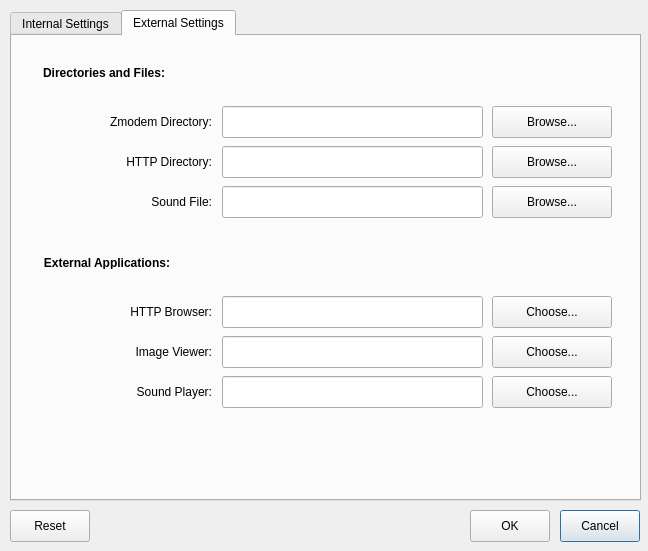
qterm/qterm, file src/ui/prefdialog.ui: the form before one commit.
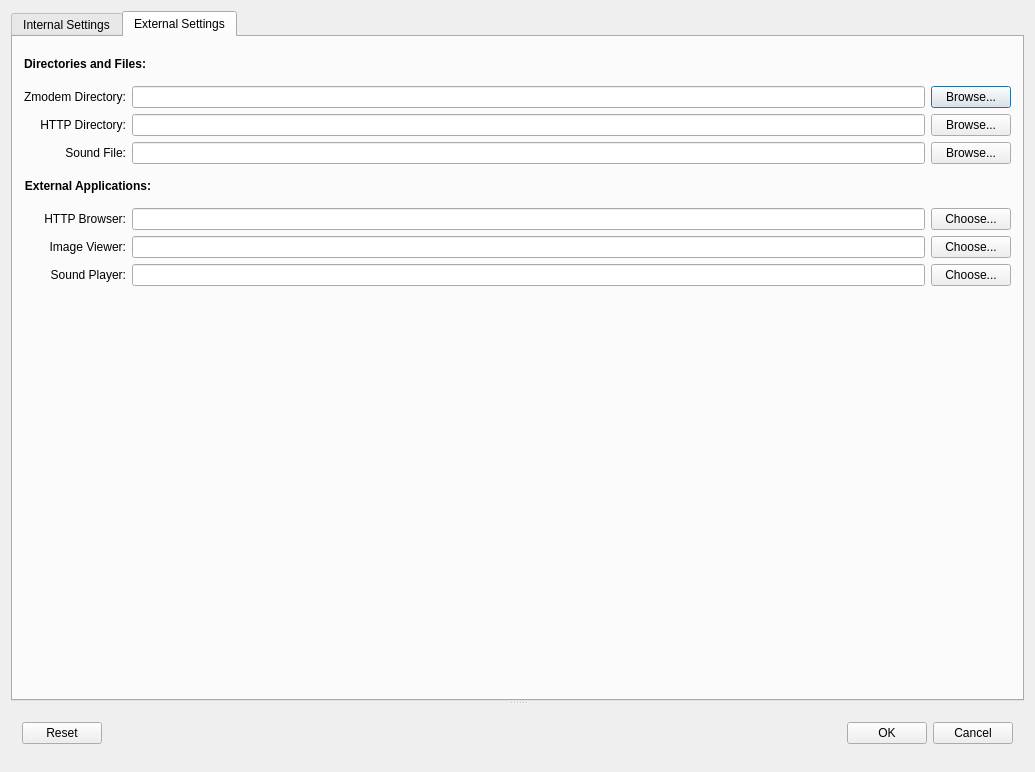
The form after the commit. The open tabs and pages were chosen to show the change.

```diff
--- a/src/ui/prefdialog.ui
+++ b/src/ui/prefdialog.ui
@@ -6,66 +6,26 @@
    <rect>
     <x>0</x>
     <y>0</y>
-    <width>648</width>
-    <height>551</height>
+    <width>1035</width>
+    <height>772</height>
    </rect>
   </property>
   <property name="sizePolicy">
-   <sizepolicy hsizetype="Fixed" vsizetype="Fixed">
+   <sizepolicy hsizetype="Preferred" vsizetype="Preferred">
     <horstretch>0</horstretch>
     <verstretch>0</verstretch>
    </sizepolicy>
   </property>
-  <property name="minimumSize">
-   <size>
-    <width>648</width>
-    <height>551</height>
-   </size>
-  </property>
-  <property name="maximumSize">
-   <size>
-    <width>648</width>
-    <height>551</height>
-   </size>
-  </property>
   <property name="windowTitle">
    <string>Preference</string>
   </property>
-  <widget class="QPushButton" name="cancelPushButton">
-   <property name="geometry">
-    <rect>
-     <x>560</x>
-     <y>510</y>
-     <width>80</width>
-     <height>32</height>
-    </rect>
-   </property>
-   <property name="text">
-    <string>Cancel</string>
-   </property>
-  </widget>
-  <widget class="QPushButton" name="okPushButton">
-   <property name="geometry">
-    <rect>
-     <x>470</x>
-     <y>510</y>
-     <width>80</width>
-     <height>32</height>
-    </rect>
-   </property>
-   <property name="text">
-    <string>OK</string>
-   </property>
-  </widget>
+  <layout class="QVBoxLayout" name="verticalLayout">
+   <item>
+    <widget class="QSplitter" name="splitter">
+     <property name="orientation">
+      <enum>Qt::Vertical</enum>
+     </property>
   <widget class="QTabWidget" name="tabWidget">
-   <property name="geometry">
-    <rect>
-     <x>10</x>
-     <y>10</y>
-     <width>631</width>
-     <height>491</height>
-    </rect>
-   </property>
    <property name="sizePolicy">
     <sizepolicy hsizetype="Fixed" vsizetype="Fixed">
      <horstretch>0</horstretch>
@@ -79,122 +39,44 @@
     <attribute name="title">
      <string>Internal Settings</string>
     </attribute>
-    <widget class="QCheckBox" name="wheelCheckBox">
-     <property name="geometry">
-      <rect>
-       <x>190</x>
-       <y>150</y>
-       <width>411</width>
-       <height>32</height>
-      </rect>
+       <layout class="QVBoxLayout" name="verticalLayout_2">
+        <item>
+         <layout class="QGridLayout" name="gridLayout">
+          <item row="0" column="0" colspan="2">
+           <layout class="QHBoxLayout" name="horizontalLayout_3">
+            <item>
+             <widget class="QLabel" name="boldLabel_3">
+              <property name="font">
+               <font>
+                <weight>75</weight>
+                <bold>true</bold>
+               </font>
      </property>
      <property name="text">
-      <string>Alternative Mouse Wheel Control</string>
-     </property>
-    </widget>
-    <widget class="QCheckBox" name="aacheckBox">
-     <property name="geometry">
-      <rect>
-       <x>190</x>
-       <y>310</y>
-       <width>411</width>
-       <height>32</height>
-      </rect>
-     </property>
-     <property name="text">
-      <string>Anti-Aliasing</string>
-     </property>
-    </widget>
-    <widget class="QCheckBox" name="warnCheckBox">
-     <property name="geometry">
-      <rect>
-       <x>190</x>
-       <y>270</y>
-       <width>411</width>
-       <height>32</height>
-      </rect>
-     </property>
-     <property name="text">
-      <string>Warn When Exit Connected</string>
-     </property>
-    </widget>
-    <widget class="QCheckBox" name="trayCheckBox">
-     <property name="geometry">
-      <rect>
-       <x>190</x>
-       <y>350</y>
-       <width>411</width>
-       <height>32</height>
-      </rect>
-     </property>
-     <property name="text">
-      <string>Show System Tray Icon</string>
-     </property>
-    </widget>
-    <widget class="QLabel" name="TextLabel1_2">
-     <property name="geometry">
-      <rect>
-       <x>20</x>
-       <y>110</y>
-       <width>160</width>
-       <height>32</height>
-      </rect>
-     </property>
-     <property name="text">
-      <string>Paste Word-Wrap at:</string>
+               <string>Miscellaneous Options:</string>
      </property>
      <property name="alignment">
       <set>Qt::AlignRight|Qt::AlignTrailing|Qt::AlignVCenter</set>
      </property>
     </widget>
-    <widget class="QCheckBox" name="blinkCheckBox">
-     <property name="geometry">
-      <rect>
-       <x>190</x>
-       <y>230</y>
-       <width>411</width>
-       <height>32</height>
-      </rect>
-     </property>
-     <property name="text">
-      <string>Blink Tab When Receive Message</string>
-     </property>
-    </widget>
-    <widget class="QCheckBox" name="clearCheckBox">
-     <property name="geometry">
-      <rect>
-       <x>190</x>
-       <y>390</y>
-       <width>411</width>
+            </item>
+            <item>
+             <spacer name="horizontalSpacer_9">
+              <property name="orientation">
+               <enum>Qt::Horizontal</enum>
+              </property>
+              <property name="sizeHint" stdset="0">
+               <size>
+                <width>368</width>
        <height>32</height>
-      </rect>
-     </property>
-     <property name="text">
-      <string>Clear ZModem and HTTP directory When Exit</string>
-     </property>
-    </widget>
-    <widget class="QCheckBox" name="urlCheckBox">
-     <property name="geometry">
-      <rect>
-       <x>190</x>
-       <y>190</y>
-       <width>411</width>
-       <height>32</height>
-      </rect>
-     </property>
-     <property name="text">
-      <string>Detect URL When Mouse Move</string>
-     </property>
-    </widget>
+               </size>
+              </property>
+             </spacer>
+            </item>
+           </layout>
+          </item>
+          <item row="1" column="0">
     <widget class="QLabel" name="TextLabel1">
-     <property name="geometry">
-      <rect>
-       <x>20</x>
-       <y>70</y>
-       <width>160</width>
-       <height>32</height>
-      </rect>
-     </property>
      <property name="text">
       <string>Input Conversion:</string>
      </property>
@@ -205,14 +87,14 @@
       <cstring>ximComboBox</cstring>
      </property>
     </widget>
+          </item>
+          <item row="1" column="1">
     <widget class="QComboBox" name="ximComboBox">
-     <property name="geometry">
-      <rect>
-       <x>190</x>
-       <y>70</y>
-       <width>411</width>
-       <height>32</height>
-      </rect>
+            <property name="sizePolicy">
+             <sizepolicy hsizetype="Expanding" vsizetype="Fixed">
+              <horstretch>0</horstretch>
+              <verstretch>0</verstretch>
+             </sizepolicy>
      </property>
      <item>
       <property name="text">
@@ -230,332 +112,135 @@
       </property>
      </item>
     </widget>
-    <widget class="QWidget" name="layoutWidget_2">
-     <property name="geometry">
-      <rect>
-       <x>20</x>
-       <y>20</y>
-       <width>581</width>
-       <height>34</height>
-      </rect>
-     </property>
-     <layout class="QHBoxLayout" name="horizontalLayout_3">
-      <item>
-       <widget class="QLabel" name="boldLabel_3">
-        <property name="font">
-         <font>
-          <weight>75</weight>
-          <bold>true</bold>
-         </font>
-        </property>
+          </item>
+          <item row="2" column="0">
+           <widget class="QLabel" name="TextLabel1_2">
         <property name="text">
-         <string>Miscellaneous Options:</string>
+             <string>Paste Word-Wrap at:</string>
         </property>
         <property name="alignment">
          <set>Qt::AlignRight|Qt::AlignTrailing|Qt::AlignVCenter</set>
         </property>
        </widget>
       </item>
-      <item>
-       <spacer name="horizontalSpacer_9">
-        <property name="orientation">
-         <enum>Qt::Horizontal</enum>
-        </property>
-        <property name="sizeHint" stdset="0">
-         <size>
-          <width>368</width>
-          <height>32</height>
-         </size>
-        </property>
-       </spacer>
-      </item>
-     </layout>
-    </widget>
+          <item row="2" column="1">
     <widget class="QSpinBox" name="wordSpinBox">
-     <property name="geometry">
-      <rect>
-       <x>190</x>
-       <y>110</y>
-       <width>411</width>
-       <height>32</height>
-      </rect>
-     </property>
-    </widget>
+            <property name="sizePolicy">
+             <sizepolicy hsizetype="Minimum" vsizetype="Fixed">
+              <horstretch>0</horstretch>
+              <verstretch>0</verstretch>
+             </sizepolicy>
+            </property>
+           </widget>
+          </item>
+          <item row="4" column="1">
+           <widget class="QCheckBox" name="wheelCheckBox">
+            <property name="text">
+             <string>Alternative Mouse Wheel Control</string>
+            </property>
+           </widget>
+          </item>
+          <item row="5" column="1">
+           <widget class="QCheckBox" name="urlCheckBox">
+            <property name="text">
+             <string>Detect URL When Mouse Move</string>
+            </property>
+           </widget>
+          </item>
+          <item row="6" column="1">
+           <widget class="QCheckBox" name="blinkCheckBox">
+            <property name="text">
+             <string>Blink Tab When Receive Message</string>
+            </property>
+           </widget>
+          </item>
+          <item row="7" column="1">
+           <widget class="QCheckBox" name="warnCheckBox">
+            <property name="text">
+             <string>Warn When Exit Connected</string>
+            </property>
+           </widget>
+          </item>
+          <item row="8" column="1">
+           <widget class="QCheckBox" name="aacheckBox">
+            <property name="text">
+             <string>Anti-Aliasing</string>
+            </property>
+           </widget>
+          </item>
+          <item row="9" column="1">
+           <widget class="QCheckBox" name="trayCheckBox">
+            <property name="text">
+             <string>Show System Tray Icon</string>
+            </property>
+           </widget>
+          </item>
+          <item row="10" column="1">
+           <widget class="QCheckBox" name="clearCheckBox">
+            <property name="text">
+             <string>Clear ZModem and HTTP directory When Exit</string>
+            </property>
+           </widget>
+          </item>
+          <item row="3" column="0">
+           <widget class="QLabel" name="label">
+            <property name="text">
+             <string>Cursor Size:</string>
+            </property>
+            <property name="alignment">
+             <set>Qt::AlignRight|Qt::AlignTrailing|Qt::AlignVCenter</set>
+            </property>
+           </widget>
+          </item>
+          <item row="3" column="1">
+           <widget class="QComboBox" name="cursorComboBox">
+            <item>
+             <property name="text">
+              <string>16</string>
+             </property>
+            </item>
+            <item>
+             <property name="text">
+              <string>32</string>
+             </property>
+            </item>
+            <item>
+             <property name="text">
+              <string>48</string>
+             </property>
+            </item>
+            <item>
+             <property name="text">
+              <string>64</string>
+             </property>
+            </item>
+           </widget>
+          </item>
+         </layout>
+        </item>
+        <item>
+         <spacer name="verticalSpacer">
+          <property name="orientation">
+           <enum>Qt::Vertical</enum>
+          </property>
+          <property name="sizeHint" stdset="0">
+           <size>
+            <width>20</width>
+            <height>195</height>
+           </size>
+          </property>
+         </spacer>
+        </item>
+       </layout>
    </widget>
    <widget class="QWidget" name="tab">
     <attribute name="title">
      <string>External Settings</string>
     </attribute>
-    <widget class="QLineEdit" name="httpLineEdit">
-     <property name="geometry">
-      <rect>
-       <x>210</x>
-       <y>260</y>
-       <width>261</width>
-       <height>32</height>
-      </rect>
-     </property>
-    </widget>
-    <widget class="QLabel" name="textLabel1_2">
-     <property name="geometry">
-      <rect>
-       <x>40</x>
-       <y>300</y>
-       <width>160</width>
-       <height>32</height>
-      </rect>
-     </property>
-     <property name="text">
-      <string>Image Viewer:</string>
-     </property>
-     <property name="alignment">
-      <set>Qt::AlignRight|Qt::AlignTrailing|Qt::AlignVCenter</set>
-     </property>
-     <property name="buddy">
-      <cstring>imageLineEdit</cstring>
-     </property>
-    </widget>
-    <widget class="QPushButton" name="choosehttpPushButton">
-     <property name="geometry">
-      <rect>
-       <x>480</x>
-       <y>260</y>
-       <width>120</width>
-       <height>32</height>
-      </rect>
-     </property>
-     <property name="text">
-      <string>Choose...</string>
-     </property>
-    </widget>
-    <widget class="QLabel" name="TextLabel3">
-     <property name="geometry">
-      <rect>
-       <x>40</x>
-       <y>260</y>
-       <width>160</width>
-       <height>32</height>
-      </rect>
-     </property>
-     <property name="text">
-      <string>HTTP Browser:</string>
-     </property>
-     <property name="alignment">
-      <set>Qt::AlignRight|Qt::AlignTrailing|Qt::AlignVCenter</set>
-     </property>
-     <property name="buddy">
-      <cstring>httpLineEdit</cstring>
-     </property>
-    </widget>
-    <widget class="QLineEdit" name="imageLineEdit">
-     <property name="geometry">
-      <rect>
-       <x>210</x>
-       <y>300</y>
-       <width>261</width>
-       <height>32</height>
-      </rect>
-     </property>
-    </widget>
-    <widget class="QPushButton" name="imagePushButton">
-     <property name="geometry">
-      <rect>
-       <x>480</x>
-       <y>300</y>
-       <width>120</width>
-       <height>32</height>
-      </rect>
-     </property>
-     <property name="text">
-      <string>Choose...</string>
-     </property>
-    </widget>
-    <widget class="QPushButton" name="selectsoundPushButton">
-     <property name="geometry">
-      <rect>
-       <x>480</x>
-       <y>150</y>
-       <width>120</width>
-       <height>32</height>
-      </rect>
-     </property>
-     <property name="text">
-      <string>Browse...</string>
-     </property>
-    </widget>
-    <widget class="QLabel" name="textLabel1_4">
-     <property name="geometry">
-      <rect>
-       <x>40</x>
-       <y>340</y>
-       <width>160</width>
-       <height>32</height>
-      </rect>
-     </property>
-     <property name="text">
-      <string>Sound Player:</string>
-     </property>
-     <property name="alignment">
-      <set>Qt::AlignRight|Qt::AlignTrailing|Qt::AlignVCenter</set>
-     </property>
-     <property name="buddy">
-      <cstring>playerLineEdit</cstring>
-     </property>
-    </widget>
-    <widget class="QWidget" name="layoutWidget">
-     <property name="geometry">
-      <rect>
-       <x>20</x>
-       <y>210</y>
-       <width>581</width>
-       <height>34</height>
-      </rect>
-     </property>
-     <layout class="QHBoxLayout" name="horizontalLayout">
+       <layout class="QVBoxLayout" name="verticalLayout_3">
       <item>
-       <widget class="QLabel" name="boldLabel_1">
-        <property name="font">
-         <font>
-          <weight>75</weight>
-          <bold>true</bold>
-         </font>
-        </property>
-        <property name="text">
-         <string>External Applications:</string>
-        </property>
-        <property name="alignment">
-         <set>Qt::AlignRight|Qt::AlignTrailing|Qt::AlignVCenter</set>
-        </property>
-       </widget>
-      </item>
-      <item>
-       <spacer name="horizontalSpacer_7">
-        <property name="orientation">
-         <enum>Qt::Horizontal</enum>
-        </property>
-        <property name="sizeHint" stdset="0">
-         <size>
-          <width>368</width>
-          <height>32</height>
-         </size>
-        </property>
-       </spacer>
-      </item>
-     </layout>
-    </widget>
-    <widget class="QLineEdit" name="playerLineEdit">
-     <property name="geometry">
-      <rect>
-       <x>210</x>
-       <y>340</y>
-       <width>261</width>
-       <height>32</height>
-      </rect>
-     </property>
-    </widget>
-    <widget class="QLineEdit" name="poolLineEdit">
-     <property name="geometry">
-      <rect>
-       <x>210</x>
-       <y>110</y>
-       <width>261</width>
-       <height>32</height>
-      </rect>
-     </property>
-    </widget>
-    <widget class="QPushButton" name="poolPushButton">
-     <property name="geometry">
-      <rect>
-       <x>480</x>
-       <y>110</y>
-       <width>120</width>
-       <height>32</height>
-      </rect>
-     </property>
-     <property name="text">
-      <string>Browse...</string>
-     </property>
-    </widget>
-    <widget class="QLabel" name="textLabel1_3">
-     <property name="geometry">
-      <rect>
-       <x>40</x>
-       <y>110</y>
-       <width>160</width>
-       <height>32</height>
-      </rect>
-     </property>
-     <property name="text">
-      <string>HTTP Directory:</string>
-     </property>
-     <property name="alignment">
-      <set>Qt::AlignRight|Qt::AlignTrailing|Qt::AlignVCenter</set>
-     </property>
-     <property name="buddy">
-      <cstring>poolLineEdit</cstring>
-     </property>
-    </widget>
-    <widget class="QLineEdit" name="zmodemLineEdit">
-     <property name="geometry">
-      <rect>
-       <x>210</x>
-       <y>70</y>
-       <width>261</width>
-       <height>32</height>
-      </rect>
-     </property>
-    </widget>
-    <widget class="QPushButton" name="selectPlayerPushButton">
-     <property name="geometry">
-      <rect>
-       <x>480</x>
-       <y>340</y>
-       <width>120</width>
-       <height>32</height>
-      </rect>
-     </property>
-     <property name="text">
-      <string>Choose...</string>
-     </property>
-    </widget>
-    <widget class="QLabel" name="textLabel1">
-     <property name="geometry">
-      <rect>
-       <x>40</x>
-       <y>70</y>
-       <width>160</width>
-       <height>32</height>
-      </rect>
-     </property>
-     <property name="text">
-      <string>Zmodem Directory:</string>
-     </property>
-     <property name="alignment">
-      <set>Qt::AlignRight|Qt::AlignTrailing|Qt::AlignVCenter</set>
-     </property>
-     <property name="buddy">
-      <cstring>zmodemLineEdit</cstring>
-     </property>
-    </widget>
-    <widget class="QLineEdit" name="wavefileLineEdit">
-     <property name="geometry">
-      <rect>
-       <x>210</x>
-       <y>150</y>
-       <width>261</width>
-       <height>32</height>
-      </rect>
-     </property>
-    </widget>
-    <widget class="QWidget" name="layoutWidget_3">
-     <property name="geometry">
-      <rect>
-       <x>20</x>
-       <y>20</y>
-       <width>581</width>
-       <height>34</height>
-      </rect>
-     </property>
+         <layout class="QGridLayout" name="gridLayout_2">
+          <item row="0" column="0" colspan="3">
      <layout class="QHBoxLayout" name="horizontalLayout_2">
       <item>
        <widget class="QLabel" name="boldLabel_2">
@@ -587,29 +272,55 @@
        </spacer>
       </item>
      </layout>
-    </widget>
+          </item>
+          <item row="1" column="0">
+           <widget class="QLabel" name="textLabel1">
+            <property name="text">
+             <string>Zmodem Directory:</string>
+            </property>
+            <property name="alignment">
+             <set>Qt::AlignRight|Qt::AlignTrailing|Qt::AlignVCenter</set>
+            </property>
+            <property name="buddy">
+             <cstring>zmodemLineEdit</cstring>
+            </property>
+           </widget>
+          </item>
+          <item row="1" column="1">
+           <widget class="QLineEdit" name="zmodemLineEdit"/>
+          </item>
+          <item row="1" column="2">
     <widget class="QPushButton" name="browsePushButton">
-     <property name="geometry">
-      <rect>
-       <x>480</x>
-       <y>70</y>
-       <width>120</width>
-       <height>32</height>
-      </rect>
-     </property>
+            <property name="text">
+             <string>Browse...</string>
+            </property>
+           </widget>
+          </item>
+          <item row="2" column="0">
+           <widget class="QLabel" name="textLabel1_3">
      <property name="text">
+             <string>HTTP Directory:</string>
+            </property>
+            <property name="alignment">
+             <set>Qt::AlignRight|Qt::AlignTrailing|Qt::AlignVCenter</set>
+            </property>
+            <property name="buddy">
+             <cstring>poolLineEdit</cstring>
+            </property>
+           </widget>
+          </item>
+          <item row="2" column="1">
+           <widget class="QLineEdit" name="poolLineEdit"/>
+          </item>
+          <item row="2" column="2">
+           <widget class="QPushButton" name="poolPushButton">
+            <property name="text">
       <string>Browse...</string>
      </property>
     </widget>
+          </item>
+          <item row="3" column="0">
     <widget class="QLabel" name="textLabel1_5">
-     <property name="geometry">
-      <rect>
-       <x>40</x>
-       <y>150</y>
-       <width>160</width>
-       <height>32</height>
-      </rect>
-     </property>
      <property name="text">
       <string>Sound File:</string>
      </property>
@@ -620,21 +331,178 @@
       <cstring>wavefileLineEdit</cstring>
      </property>
     </widget>
-   </widget>
-  </widget>
+          </item>
+          <item row="3" column="1">
+           <widget class="QLineEdit" name="wavefileLineEdit"/>
+          </item>
+          <item row="3" column="2">
+           <widget class="QPushButton" name="selectsoundPushButton">
+            <property name="text">
+             <string>Browse...</string>
+            </property>
+           </widget>
+          </item>
+          <item row="4" column="0" colspan="3">
+           <layout class="QHBoxLayout" name="horizontalLayout">
+            <item>
+             <widget class="QLabel" name="boldLabel_1">
+              <property name="font">
+               <font>
+                <weight>75</weight>
+                <bold>true</bold>
+               </font>
+              </property>
+              <property name="text">
+               <string>External Applications:</string>
+              </property>
+              <property name="alignment">
+               <set>Qt::AlignRight|Qt::AlignTrailing|Qt::AlignVCenter</set>
+              </property>
+             </widget>
+            </item>
+            <item>
+             <spacer name="horizontalSpacer_7">
+              <property name="orientation">
+               <enum>Qt::Horizontal</enum>
+              </property>
+              <property name="sizeHint" stdset="0">
+               <size>
+                <width>368</width>
+                <height>32</height>
+               </size>
+              </property>
+             </spacer>
+            </item>
+           </layout>
+          </item>
+          <item row="5" column="0">
+           <widget class="QLabel" name="TextLabel3">
+            <property name="text">
+             <string>HTTP Browser:</string>
+            </property>
+            <property name="alignment">
+             <set>Qt::AlignRight|Qt::AlignTrailing|Qt::AlignVCenter</set>
+            </property>
+            <property name="buddy">
+             <cstring>httpLineEdit</cstring>
+            </property>
+           </widget>
+          </item>
+          <item row="5" column="1">
+           <widget class="QLineEdit" name="httpLineEdit"/>
+          </item>
+          <item row="5" column="2">
+           <widget class="QPushButton" name="choosehttpPushButton">
+            <property name="text">
+             <string>Choose...</string>
+            </property>
+           </widget>
+          </item>
+          <item row="6" column="0">
+           <widget class="QLabel" name="textLabel1_2">
+            <property name="text">
+             <string>Image Viewer:</string>
+            </property>
+            <property name="alignment">
+             <set>Qt::AlignRight|Qt::AlignTrailing|Qt::AlignVCenter</set>
+            </property>
+            <property name="buddy">
+             <cstring>imageLineEdit</cstring>
+            </property>
+           </widget>
+          </item>
+          <item row="6" column="1">
+           <widget class="QLineEdit" name="imageLineEdit"/>
+          </item>
+          <item row="6" column="2">
+           <widget class="QPushButton" name="imagePushButton">
+            <property name="text">
+             <string>Choose...</string>
+            </property>
+           </widget>
+          </item>
+          <item row="7" column="0">
+           <widget class="QLabel" name="textLabel1_4">
+            <property name="text">
+             <string>Sound Player:</string>
+            </property>
+            <property name="alignment">
+             <set>Qt::AlignRight|Qt::AlignTrailing|Qt::AlignVCenter</set>
+            </property>
+            <property name="buddy">
+             <cstring>playerLineEdit</cstring>
+            </property>
+           </widget>
+          </item>
+          <item row="7" column="1">
+           <widget class="QLineEdit" name="playerLineEdit"/>
+          </item>
+          <item row="7" column="2">
+           <widget class="QPushButton" name="selectPlayerPushButton">
+            <property name="text">
+             <string>Choose...</string>
+            </property>
+           </widget>
+          </item>
+         </layout>
+        </item>
+        <item>
+         <spacer name="verticalSpacer_2">
+          <property name="orientation">
+           <enum>Qt::Vertical</enum>
+          </property>
+          <property name="sizeHint" stdset="0">
+           <size>
+            <width>20</width>
+            <height>234</height>
+           </size>
+          </property>
+         </spacer>
+        </item>
+       </layout>
+      </widget>
+     </widget>
+     <widget class="QWidget" name="layoutWidget">
+      <layout class="QHBoxLayout" name="horizontalLayout_4">
+       <item>
   <widget class="QPushButton" name="resetPushButton">
-   <property name="geometry">
-    <rect>
-     <x>10</x>
-     <y>510</y>
-     <width>80</width>
-     <height>32</height>
-    </rect>
-   </property>
    <property name="text">
     <string>Reset</string>
    </property>
   </widget>
+       </item>
+       <item>
+        <spacer name="horizontalSpacer">
+         <property name="orientation">
+          <enum>Qt::Horizontal</enum>
+         </property>
+         <property name="sizeHint" stdset="0">
+          <size>
+           <width>40</width>
+           <height>20</height>
+          </size>
+         </property>
+        </spacer>
+       </item>
+       <item>
+        <widget class="QPushButton" name="okPushButton">
+         <property name="text">
+          <string>OK</string>
+         </property>
+        </widget>
+       </item>
+       <item>
+        <widget class="QPushButton" name="cancelPushButton">
+         <property name="text">
+          <string>Cancel</string>
+         </property>
+        </widget>
+       </item>
+      </layout>
+     </widget>
+    </widget>
+   </item>
+  </layout>
  </widget>
  <layoutdefault spacing="6" margin="11"/>
  <pixmapfunction>qPixmapFromMimeSource</pixmapfunction>
```
Lines whose indentation alone changed are shown as unchanged.
